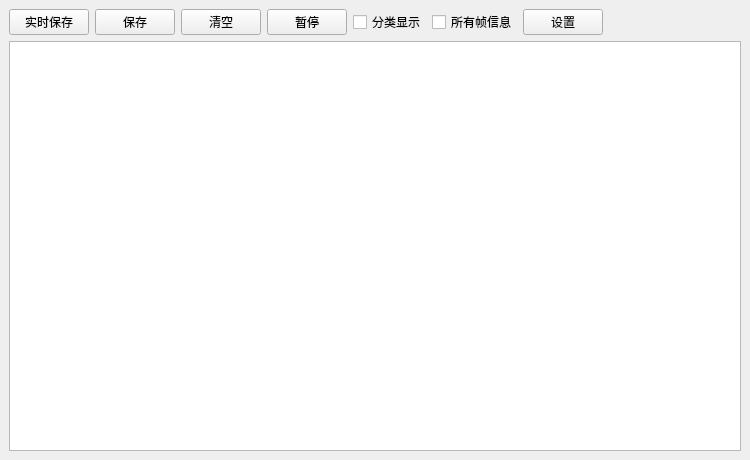
First picture: the form in ZCAN_MINI/UI/canview_dockwidget.ui, repository icanerandy/ZCAN_MINI, before the edit.
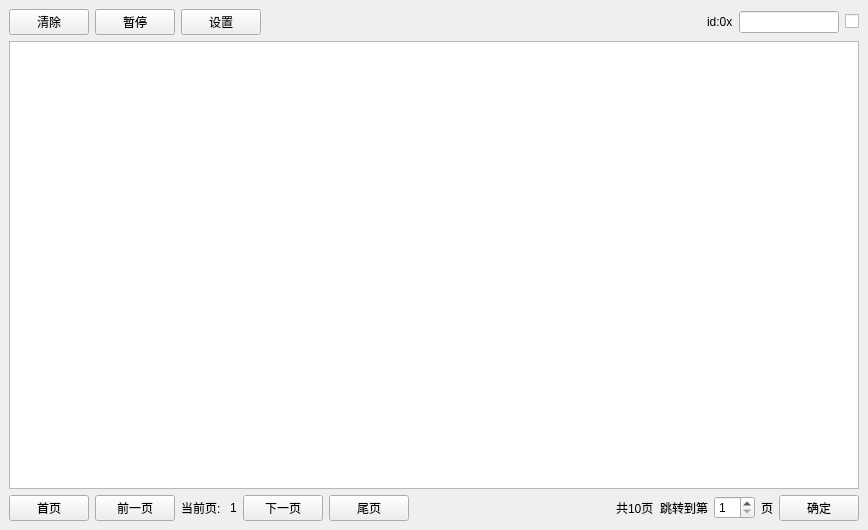
Second picture: the form after the edit. Custom widgets are drawn as their Qt base class.

```diff
--- a/ZCAN_MINI/UI/canview_dockwidget.ui
+++ b/ZCAN_MINI/UI/canview_dockwidget.ui
@@ -6,43 +6,26 @@
    <rect>
     <x>0</x>
     <y>0</y>
-    <width>750</width>
-    <height>460</height>
+    <width>868</width>
+    <height>530</height>
    </rect>
   </property>
-  <property name="features">
-   <set>QDockWidget::AllDockWidgetFeatures</set>
-  </property>
   <property name="windowTitle">
    <string>CAN视图</string>
   </property>
   <widget class="QWidget" name="dockWidgetContents">
-   <layout class="QVBoxLayout" name="verticalLayout">
-    <item>
+   <layout class="QGridLayout" name="gridLayout">
+    <item row="0" column="0">
      <layout class="QHBoxLayout" name="horizontalLayout">
       <item>
-       <widget class="QPushButton" name="btnRealTimeSave">
+       <widget class="QtMaterialRaisedButton" name="btnClear">
         <property name="text">
-         <string>实时保存</string>
+         <string>清除</string>
         </property>
        </widget>
       </item>
       <item>
-       <widget class="QPushButton" name="btnSave">
-        <property name="text">
-         <string>保存</string>
-        </property>
-       </widget>
-      </item>
-      <item>
-       <widget class="QPushButton" name="btnClear">
-        <property name="text">
-         <string>清空</string>
-        </property>
-       </widget>
-      </item>
-      <item>
-       <widget class="QPushButton" name="btnPause">
+       <widget class="QtMaterialRaisedButton" name="btnPause">
         <property name="text">
          <string>暂停</string>
         </property>
@@ -52,30 +35,10 @@
         <property name="checked">
          <bool>false</bool>
         </property>
-        <property name="autoExclusive">
-         <bool>true</bool>
-        </property>
-        <property name="autoDefault">
-         <bool>false</bool>
-        </property>
        </widget>
       </item>
       <item>
-       <widget class="QCheckBox" name="chkClassification">
-        <property name="text">
-         <string>分类显示</string>
-        </property>
-       </widget>
-      </item>
-      <item>
-       <widget class="QCheckBox" name="chkAllFrameInfo">
-        <property name="text">
-         <string>所有帧信息</string>
-        </property>
-       </widget>
-      </item>
-      <item>
-       <widget class="QPushButton" name="btnOption">
+       <widget class="QtMaterialRaisedButton" name="btnOpt">
         <property name="text">
          <string>设置</string>
         </property>
@@ -94,14 +57,152 @@
         </property>
        </spacer>
       </item>
+      <item>
+       <widget class="QLabel" name="label">
+        <property name="text">
+         <string>id:0x</string>
+        </property>
+       </widget>
+      </item>
+      <item>
+       <widget class="QtMaterialTextField" name="editIdIndex">
+        <property name="maximumSize">
+         <size>
+          <width>100</width>
+          <height>16777215</height>
+         </size>
+        </property>
+       </widget>
+      </item>
+      <item>
+       <widget class="QtMaterialCheckBox" name="chkIdIndex">
+        <property name="text">
+         <string/>
+        </property>
+       </widget>
+      </item>
      </layout>
     </item>
-    <item>
+    <item row="1" column="0">
      <widget class="QTableView" name="tableView"/>
     </item>
+    <item row="2" column="0">
+     <layout class="QHBoxLayout" name="horizontalLayout_2">
+      <item>
+       <widget class="QtMaterialRaisedButton" name="btnFirstPage">
+        <property name="text">
+         <string>首页</string>
+        </property>
+       </widget>
+      </item>
+      <item>
+       <widget class="QtMaterialRaisedButton" name="btnPreviousPage">
+        <property name="text">
+         <string>前一页</string>
+        </property>
+       </widget>
+      </item>
+      <item>
+       <widget class="QLabel" name="labCurrentPage_2">
+        <property name="text">
+         <string>当前页: </string>
+        </property>
+       </widget>
+      </item>
+      <item>
+       <widget class="QLabel" name="labCurrentPage">
+        <property name="text">
+         <string>1</string>
+        </property>
+       </widget>
+      </item>
+      <item>
+       <widget class="QtMaterialRaisedButton" name="btnNextPage">
+        <property name="text">
+         <string>下一页</string>
+        </property>
+       </widget>
+      </item>
+      <item>
+       <widget class="QtMaterialRaisedButton" name="btnLastPage">
+        <property name="text">
+         <string>尾页</string>
+        </property>
+       </widget>
+      </item>
+      <item>
+       <spacer name="horizontalSpacer_5">
+        <property name="orientation">
+         <enum>Qt::Horizontal</enum>
+        </property>
+        <property name="sizeHint" stdset="0">
+         <size>
+          <width>40</width>
+          <height>20</height>
+         </size>
+        </property>
+       </spacer>
+      </item>
+      <item>
+       <widget class="QLabel" name="labTotalPage">
+        <property name="text">
+         <string>共10页</string>
+        </property>
+       </widget>
+      </item>
+      <item>
+       <widget class="QLabel" name="labJump">
+        <property name="text">
+         <string>跳转到第</string>
+        </property>
+       </widget>
+      </item>
+      <item>
+       <widget class="QSpinBox" name="spinBox">
+        <property name="minimum">
+         <number>1</number>
+        </property>
+        <property name="maximum">
+         <number>10</number>
+        </property>
+       </widget>
+      </item>
+      <item>
+       <widget class="QLabel" name="labPage">
+        <property name="text">
+         <string>页</string>
+        </property>
+       </widget>
+      </item>
+      <item>
+       <widget class="QtMaterialRaisedButton" name="btnJumpPage">
+        <property name="text">
+         <string>确定</string>
+        </property>
+       </widget>
+      </item>
+     </layout>
+    </item>
    </layout>
   </widget>
  </widget>
+ <customwidgets>
+  <customwidget>
+   <class>QtMaterialRaisedButton</class>
+   <extends>QPushButton</extends>
+   <header>qtmaterialraisedbutton.h</header>
+  </customwidget>
+  <customwidget>
+   <class>QtMaterialCheckBox</class>
+   <extends>QCheckBox</extends>
+   <header>qtmaterialcheckbox.h</header>
+  </customwidget>
+  <customwidget>
+   <class>QtMaterialTextField</class>
+   <extends>QLineEdit</extends>
+   <header>qtmaterialtextfield.h</header>
+  </customwidget>
+ </customwidgets>
  <resources/>
  <connections/>
 </ui>
```
Left out of the diff: 4 changed lines with no effect on the pictures.
